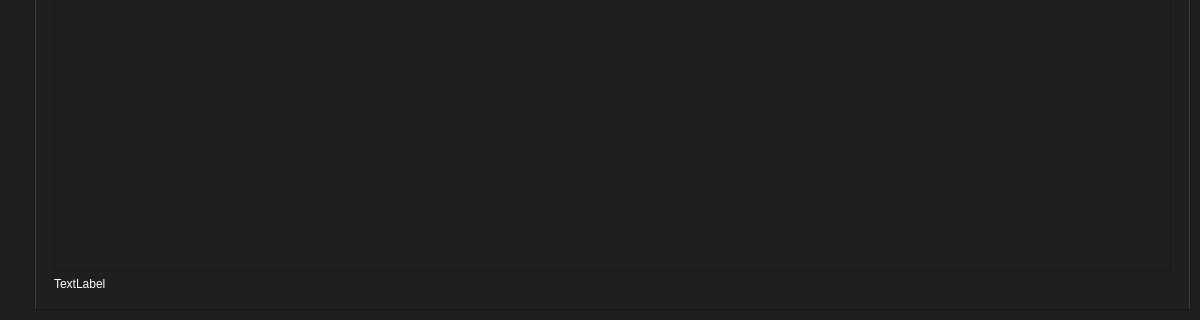
The window that src/mainwindow.ui (dimkashelk/SimpleKinopoiskQt) describes before a commit, drawn with Qt 5; both pictures show x 0 to 1200 and y 280 to 600 of the 1200 by 600 pixel window.
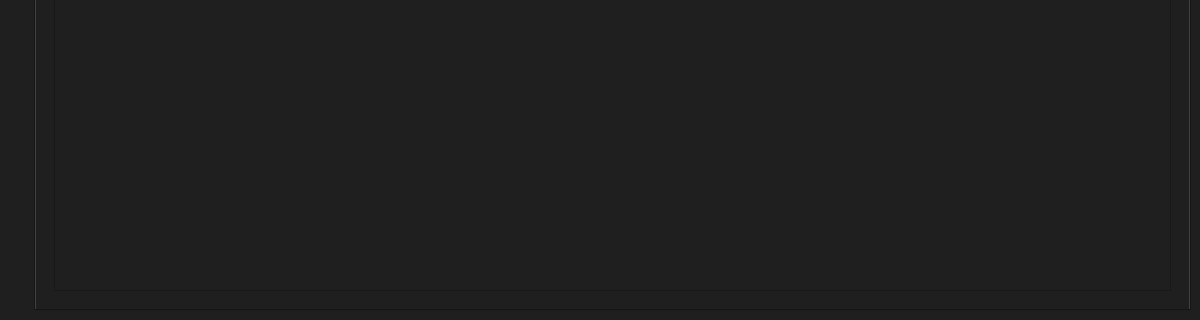
The same window after the commit.

Commit message: Add open news in new widget

Patch:
```diff
--- a/src/mainwindow.ui
+++ b/src/mainwindow.ui
@@ -127,14 +127,8 @@
           </widget>
           <widget class="QWidget" name="news_context">
            <property name="styleSheet">
-            <string notr="true">QTextEdit#title {
-	color: rgb(255, 255, 255);
-	font: 30pt &quot;Segoe UI&quot;;
-	padding-left: 30%;
-	padding-right: 30%;
-}
-
-QLabel#image {
+            <string notr="true">QTextEdit {
+	font: 25 36pt &quot;Segoe UI Light&quot;;
 	color: rgb(255, 255, 255);
 }</string>
            </property>
@@ -142,20 +136,25 @@
             <item>
              <layout class="QVBoxLayout" name="verticalLayout_2">
               <item>
-               <widget class="QTextEdit" name="title">
-                <property name="lineWrapMode">
-                 <enum>QTextEdit::FixedPixelWidth</enum>
-                </property>
-                <property name="readOnly">
+               <widget class="QScrollArea" name="scrollArea">
+                <property name="widgetResizable">
                  <bool>true</bool>
                 </property>
-               </widget>
-              </item>
-              <item>
-               <widget class="QLabel" name="image">
-                <property name="text">
-                 <string>TextLabel</string>
-                </property>
+                <widget class="QWidget" name="scrollAreaWidgetContents">
+                 <property name="geometry">
+                  <rect>
+                   <x>0</x>
+                   <y>0</y>
+                   <width>1113</width>
+                   <height>536</height>
+                  </rect>
+                 </property>
+                 <layout class="QVBoxLayout" name="verticalLayout_7">
+                  <item>
+                   <layout class="QVBoxLayout" name="news_scroll"/>
+                  </item>
+                 </layout>
+                </widget>
                </widget>
               </item>
              </layout>
```
The commit also changes 5 other files.
